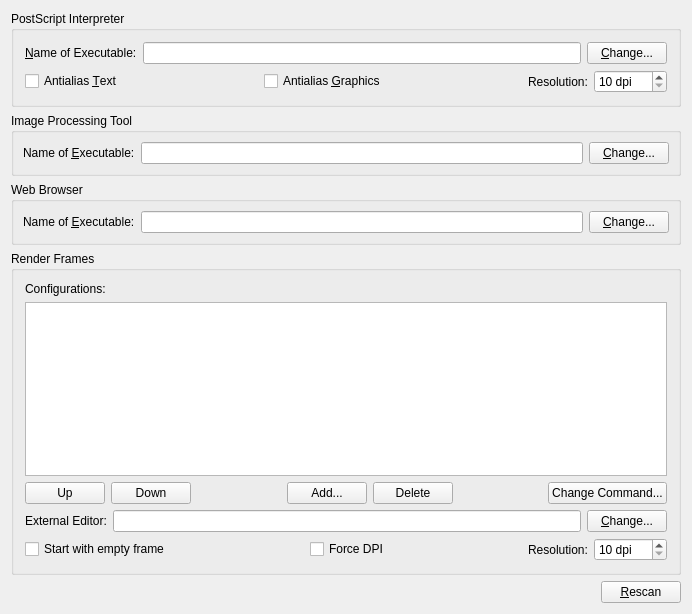
First picture: the form in scribus/ui/tabexternaltoolswidget.ui, repository scribusproject/scribus, before the edit.
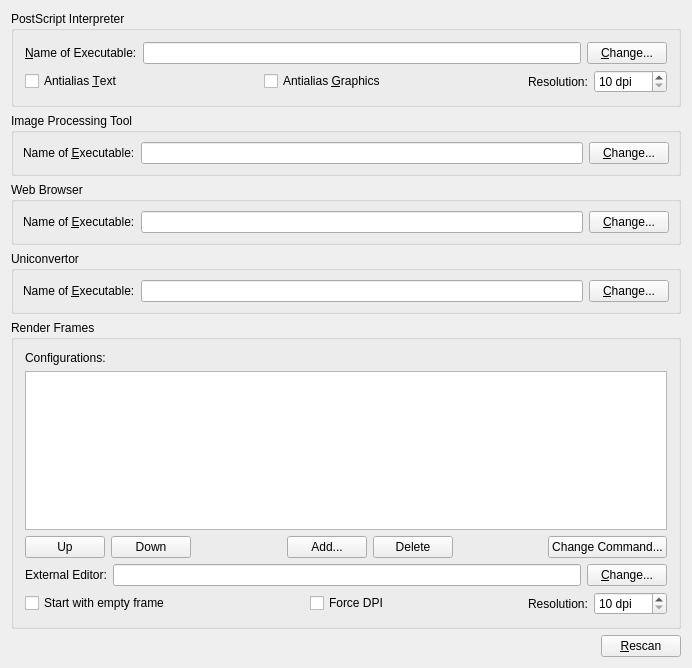
Second picture: the form after the edit.

Commit message: GraphicsMagick + Uniconvertor

Patch:
```diff
--- a/scribus/ui/tabexternaltoolswidget.ui
+++ b/scribus/ui/tabexternaltoolswidget.ui
@@ -6,13 +6,13 @@
     <x>0</x>
     <y>0</y>
     <width>688</width>
-    <height>614</height>
+    <height>668</height>
    </rect>
   </property>
   <property name="windowTitle" >
    <string>External Tools</string>
   </property>
-  <layout class="QVBoxLayout" >
+  <layout class="QVBoxLayout" name="verticalLayout" >
    <item>
     <widget class="QGroupBox" name="psToolGroupBox" >
      <property name="title" >
@@ -249,6 +249,54 @@
      </layout>
     </widget>
    </item>
+   <item>
+    <widget class="QGroupBox" name="UniconvertorGroupBox" >
+     <property name="toolTip" >
+      <string>Web Browser to launch with links from the Help system</string>
+     </property>
+     <property name="title" >
+      <string>Uniconvertor</string>
+     </property>
+     <layout class="QGridLayout" name="_2" >
+      <property name="margin" >
+       <number>9</number>
+      </property>
+      <property name="spacing" >
+       <number>6</number>
+      </property>
+      <item row="0" column="2" >
+       <widget class="QPushButton" name="uniconvToolChangeButton" >
+        <property name="text" >
+         <string>&amp;Change...</string>
+        </property>
+        <property name="shortcut" >
+         <string>Alt+C</string>
+        </property>
+       </widget>
+      </item>
+      <item row="0" column="1" >
+       <widget class="QLineEdit" name="uniconvToolLineEdit" >
+        <property name="toolTip" >
+         <string>&lt;qt>File system location for your web browser. This is used for external links from the Help system.&lt;/qt></string>
+        </property>
+       </widget>
+      </item>
+      <item row="0" column="0" >
+       <widget class="QLabel" name="uniconvLabel" >
+        <property name="text" >
+         <string>Name of &amp;Executable:</string>
+        </property>
+        <property name="wordWrap" >
+         <bool>false</bool>
+        </property>
+        <property name="buddy" >
+         <cstring>extBrowserToolLineEdit</cstring>
+        </property>
+       </widget>
+      </item>
+     </layout>
+    </widget>
+   </item>
    <item>
     <widget class="QGroupBox" name="latexToolGroupBox" >
      <property name="title" >
```
The commit also changes 17 other files.
